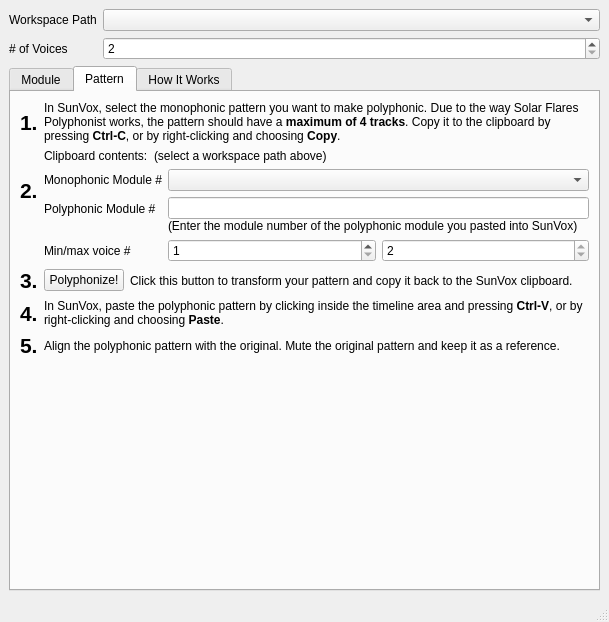
Qt form s4ils/ui/polyphonist/polyphonistmainwindow.ui (metrasynth/solar-sails) before a commit.
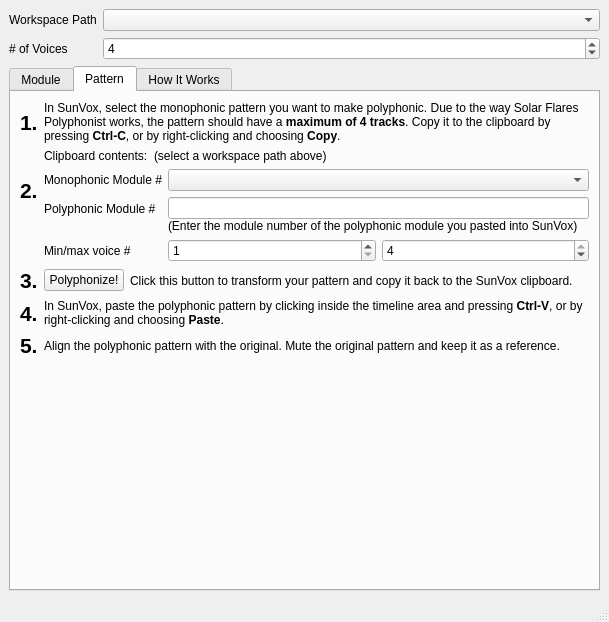
The same form after that commit. The open tabs and pages were chosen to show the change.

Commit message: Start with default of 4 voice polyphony

Patch:
```diff
--- a/s4ils/ui/polyphonist/polyphonistmainwindow.ui
+++ b/s4ils/ui/polyphonist/polyphonistmainwindow.ui
@@ -45,6 +45,9 @@
         <property name="maximum">
          <number>16</number>
         </property>
+        <property name="value">
+         <number>4</number>
+        </property>
        </widget>
       </item>
      </layout>
@@ -391,7 +394,10 @@
                  <number>2</number>
                 </property>
                 <property name="maximum">
-                 <number>2</number>
+                 <number>4</number>
+                </property>
+                <property name="value">
+                 <number>4</number>
                 </property>
                </widget>
               </item>
```
Left out of the diff: 2 changed lines with no effect on the pictures.
